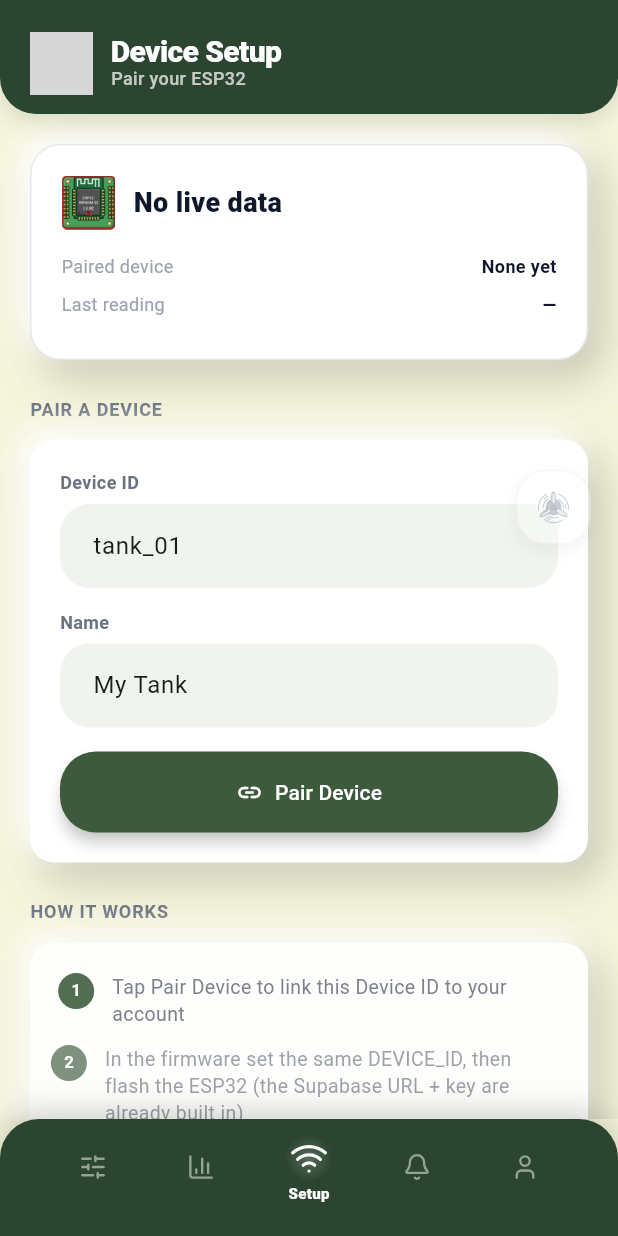
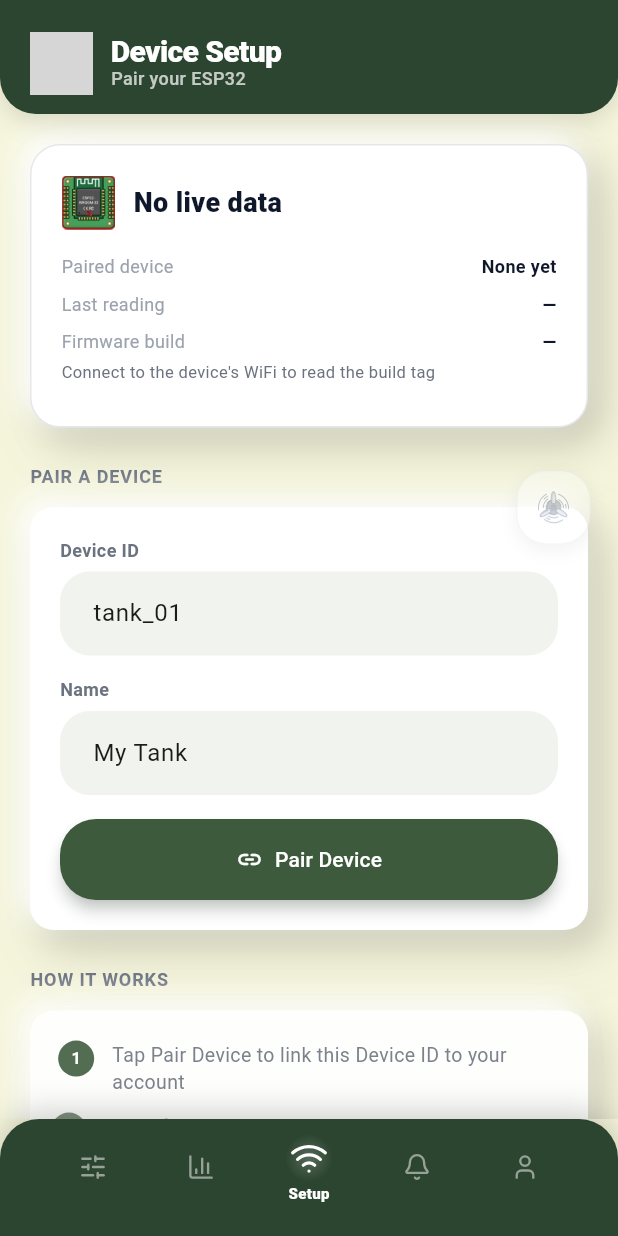
Before and after one commit to Eorico/Crx-Pulse-App, a Flutter app: the screen it shows once a user with an empty profile is signed in, swiped to page 4, on a phone screen of 412 x 824 dp. Run offline on Flutter 3.47's test engine with Material 3 defaults, Android fonts, the phone set to English and light mode, and no system bars; our stand-ins replace connectivity_plus, font_awesome_flutter, lottie, lucide_icons_flutter, sqflite, supabase_flutter; accounts and stored records are empty; network calls fail; grey boxes are pictures that could not be loaded.

Commit message:
feat: show firmware build tag in Device Setup

```diff
--- a/lib/screens/devices/device_setup_screen.dart
+++ b/lib/screens/devices/device_setup_screen.dart
@@ -4,6 +4,7 @@ import '../../core/theme.dart';
 import '../../services/local_esp32_service.dart';
 import '../../services/device_provider.dart';
 import '../../widgets/connection_cpu_indicator.dart';
+import '../../widgets/firmware_build_row.dart';
 import '../../widgets/minimal_gif_header.dart';
 import '../../widgets/fade_in.dart';
 import '../../widgets/motion.dart';
@@ -118,6 +119,7 @@ class _LocalDeviceSetupScreenState extends State<LocalDeviceSetupScreen> {
                               ? '${esp32.lastUpdated!.hour.toString().padLeft(2, '0')}:${esp32.lastUpdated!.minute.toString().padLeft(2, '0')}:${esp32.lastUpdated!.second.toString().padLeft(2, '0')}'
                               : '—',
                         ),
+                        FirmwareBuildRow(tag: esp32.firmwareBuildTag),
                       ],
                     ),
                   ),
--- /dev/null
+++ b/lib/widgets/firmware_build_row.dart
@@ -0,0 +1,51 @@
+import 'package:flutter/material.dart';
+
+import '../core/theme.dart';
+
+/// The build tag of the firmware actually flashed on the board.
+///
+/// The tag only exists on the device's own WiFi, so an unknown tag is a
+/// normal state, not an error: the hint says where to find it instead of
+/// leaving an unexplained dash in the status card.
+class FirmwareBuildRow extends StatelessWidget {
+  const FirmwareBuildRow({
+    super.key,
+    required this.tag,
+  });
+
+  final String? tag;
+
+  @override
+  Widget build(BuildContext context) {
+    final known = tag != null;
+
+    return Padding(
+      padding: const EdgeInsets.only(bottom: 8),
+      child: Column(
+        crossAxisAlignment: CrossAxisAlignment.start,
+        mainAxisSize: MainAxisSize.min,
+        children: [
+          Row(
+            mainAxisAlignment: MainAxisAlignment.spaceBetween,
+            children: [
+              const Text('Firmware build',
+                  style: TextStyle(color: AppColors.textMuted, fontSize: 12)),
+              Text(known ? tag! : '—',
+                  style: const TextStyle(
+                      color: AppColors.textPrimary,
+                      fontSize: 12,
+                      fontWeight: FontWeight.w600)),
+            ],
+          ),
+          if (!known) ...[
+            const SizedBox(height: 4),
+            const Text(
+              "Connect to the device's WiFi to read the build tag",
+              style: TextStyle(color: AppColors.textSecondary, fontSize: 11),
+            ),
+          ],
+        ],
+      ),
+    );
+  }
+}
```
Also changed, not shown: 1 other file.
